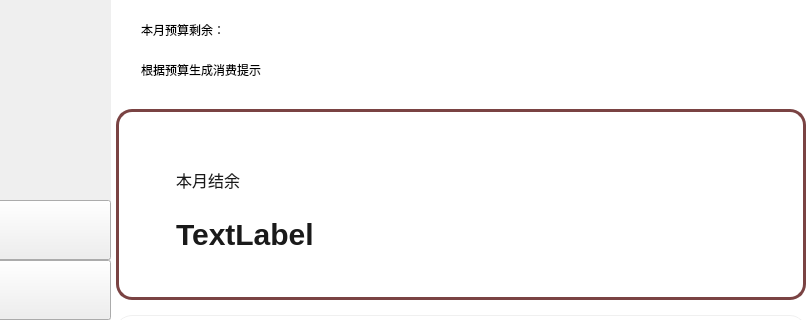
Before: the Qt Designer form widget.ui in AliceLou007/accountbook, drawn with Qt 5; both pictures show x 139 to 950 and y 0 to 320 of the 950 by 850 pixel window.
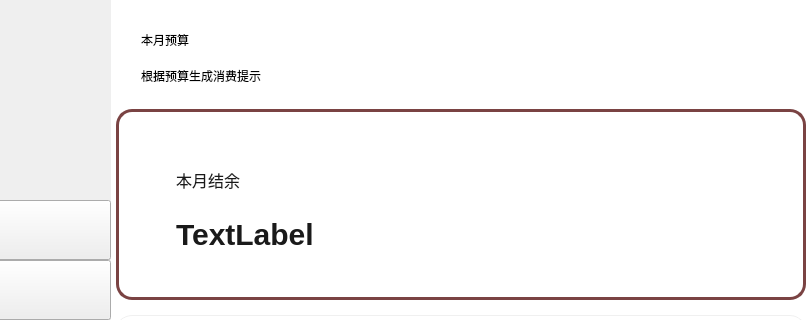
After: the same form once the commit is applied. Icons and pictures are not drawn.

Patch:
```diff
--- a/widget.ui
+++ b/widget.ui
@@ -382,14 +382,14 @@
     <widget class="QLabel" name="label_9">
      <property name="geometry">
       <rect>
-       <x>30</x>
+       <x>110</x>
        <y>20</y>
-       <width>511</width>
-       <height>19</height>
+       <width>431</width>
+       <height>41</height>
       </rect>
      </property>
      <property name="text">
-      <string>本月预算剩余：</string>
+      <string/>
      </property>
     </widget>
     <widget class="QLabel" name="label_10">
@@ -397,14 +397,27 @@
       <rect>
        <x>30</x>
        <y>60</y>
-       <width>311</width>
-       <height>20</height>
+       <width>651</width>
+       <height>31</height>
       </rect>
      </property>
      <property name="text">
       <string>根据预算生成消费提示</string>
      </property>
     </widget>
+    <widget class="QLabel" name="label_9">
+     <property name="geometry">
+      <rect>
+       <x>30</x>
+       <y>20</y>
+       <width>69</width>
+       <height>40</height>
+      </rect>
+     </property>
+     <property name="text">
+      <string>本月预算</string>
+     </property>
+    </widget>
    </widget>
    <widget class="QWidget" name="page_2"/>
    <widget class="QWidget" name="page_3"/>
```
Left out of the diff: 4 changed lines with no effect on the pictures.
